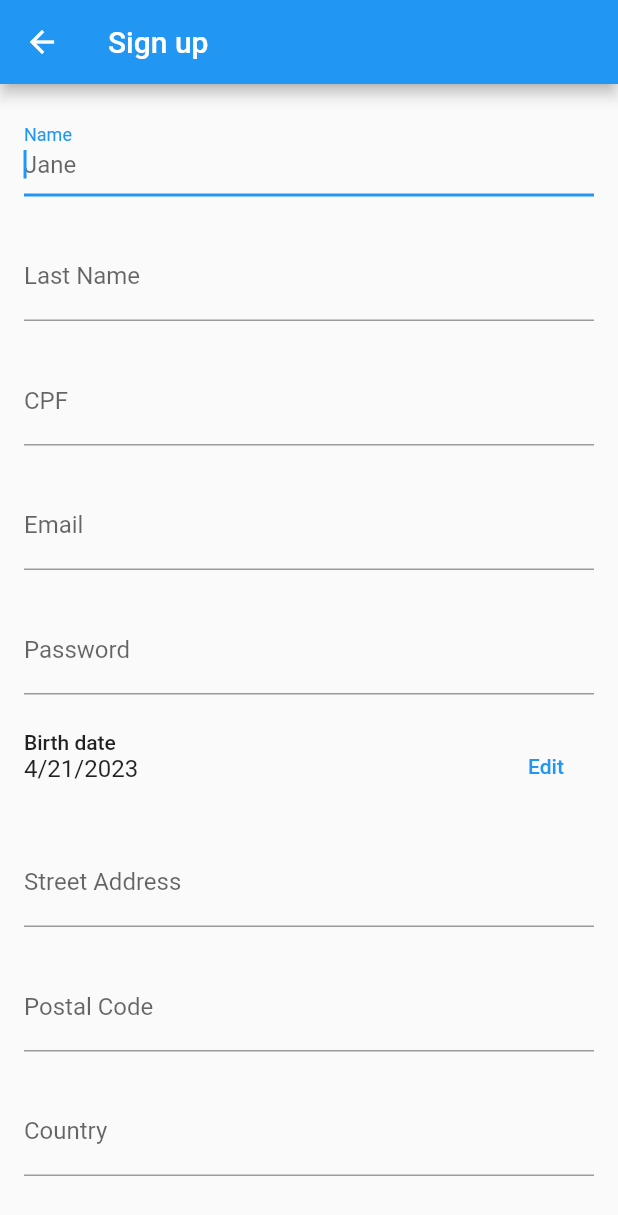
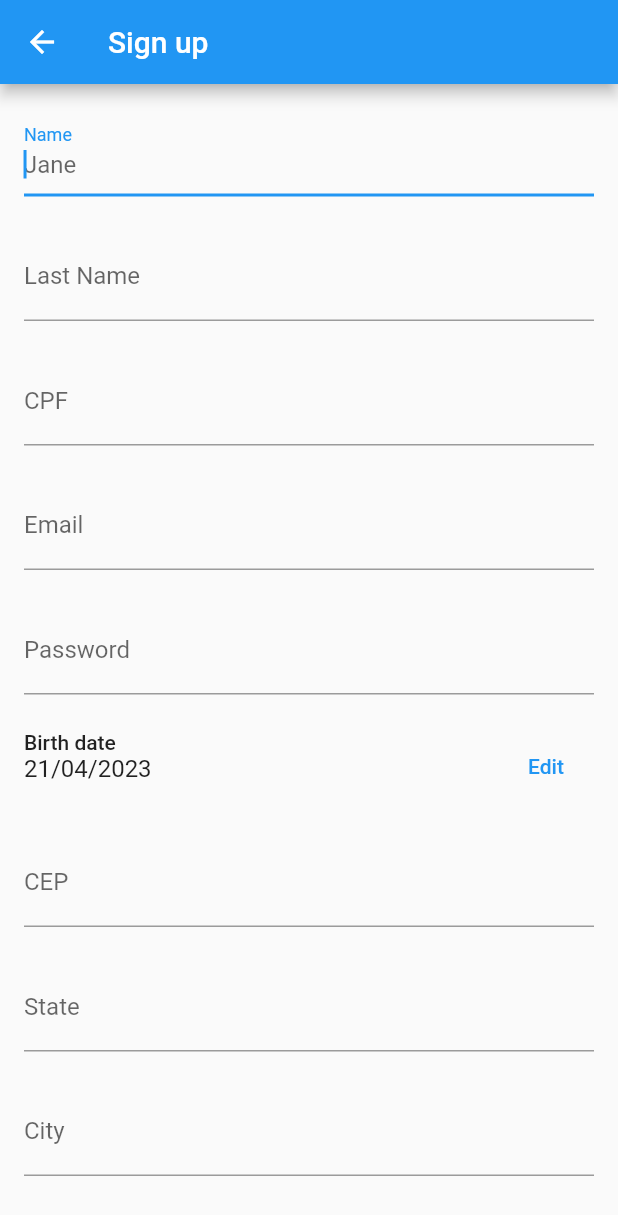
Before and after one commit to muchael/products-flutter, a Flutter app: the SignUpForm screen opened directly, on a phone screen of 412 x 824 dp. Shown: the top 1215 px of the screen. Run offline on Flutter 3.47's test engine with Material 2 defaults, Android fonts, the phone set to English and light mode, and no system bars; our stand-ins replace brasil_fields; missing offline and left inert: search_cep.

Commit message:
Cpf validation and cep search

```diff
--- a/lib/screens/sign_up_form.dart
+++ b/lib/screens/sign_up_form.dart
@@ -3,6 +3,7 @@ import 'package:flutter/material.dart';
 import 'package:flutter/services.dart';
 import 'package:brasil_fields/brasil_fields.dart';
 import 'package:intl/intl.dart' as intl;
+import 'package:search_cep/search_cep.dart';
 
 class SignUpForm extends StatefulWidget {
   const SignUpForm({super.key});
@@ -14,6 +15,61 @@ class SignUpForm extends StatefulWidget {
 class _SignUpFormState extends State<SignUpForm> {
   final _formKey = GlobalKey<FormState>();
   DateTime date = DateTime.now();
+  final nameController = TextEditingController();
+  final lastNameController = TextEditingController();
+  final cpfController = TextEditingController();
+  final emailController = TextEditingController();
+  final passwordController = TextEditingController();
+  final birthDateController = TextEditingController();
+  final cepController = TextEditingController();
+  final stateController = TextEditingController();
+  final cityController = TextEditingController();
+  final neighborhoodController = TextEditingController();
+  final streetController = TextEditingController();
+  final complementController = TextEditingController();
+
+  @override
+  void initState() {
+    super.initState();
+
+    // Start listening to changes.
+    cepController.addListener(_consultCep);
+  }
+
+  @override
+  void dispose() {
+    // Clean up the controller when the widget is removed from the widget tree.
+    nameController.dispose();
+    lastNameController.dispose();
+    cpfController.dispose();
+    emailController.dispose();
+    passwordController.dispose();
+    birthDateController.dispose();
+    cepController.dispose();
+    stateController.dispose();
+    cityController.dispose();
+    neighborhoodController.dispose();
+    streetController.dispose();
+    complementController.dispose();
+    super.dispose();
+  }
+
+  void _consultCep() async {
+    final value = cepController.text;
+
+    if (value!.length == 10) {
+      final viaCepSearchCep = ViaCepSearchCep();
+      final infoCepJSON = await viaCepSearchCep.searchInfoByCep(cep: value.replaceAll(new RegExp(r'[^0-9]'),''));
+
+      if (infoCepJSON != null) {
+        var cep = infoCepJSON.getOrElse(() => ViaCepInfo());
+        stateController.text = cep.uf!;
+        cityController.text = cep.localidade!;
+        neighborhoodController.text = cep.bairro!;
+        streetController.text = cep.logradouro!;
+      }
+    }
+  }
 
   @override
   Widget build(BuildContext context) {
@@ -31,6 +87,7 @@ class _SignUpFormState extends State<SignUpForm> {
                 children: [
                   ...[
                     TextFormField(
+                      controller: nameController,
                       autofocus: true,
                       textInputAction: TextInputAction.next,
                       decoration: const InputDecoration(
@@ -40,6 +97,7 @@ class _SignUpFormState extends State<SignUpForm> {
                       autofillHints: const [AutofillHints.givenName],
                     ),
                     TextFormField(
+                      controller: lastNameController,
                       textInputAction: TextInputAction.next,
                       decoration: const InputDecoration(
                         hintText: 'Doe',
@@ -48,6 +106,13 @@ class _SignUpFormState extends State<SignUpForm> {
                       autofillHints: const [AutofillHints.familyName],
                     ),
                     TextFormField(
+                      controller: cpfController,
+                      validator: (value) {
+                        if (!UtilBrasilFields.isCPFValido(value)) {
+                          return 'Insira um CPF válido';
+                        }
+                        return null;
+                      },
                       keyboardType: TextInputType.number,
                       textInputAction: TextInputAction.next,
                       decoration: const InputDecoration(
@@ -59,20 +124,22 @@ class _SignUpFormState extends State<SignUpForm> {
                         CpfInputFormatter(),
                       ],
                     ),
-                    const TextField(
+                    TextField(
+                      controller: emailController,
                       keyboardType: TextInputType.emailAddress,
                       textInputAction: TextInputAction.next,
-                      decoration: InputDecoration(
+                      decoration: const InputDecoration(
                         hintText: 'foo@example.com',
                         labelText: 'Email',
                       ),
                       autofillHints: [AutofillHints.email],
                     ),
-                    const TextField(
+                    TextField(
+                      controller: passwordController,
                       keyboardType: TextInputType.text,
                       textInputAction: TextInputAction.next,
                       obscureText: true,
-                      decoration: InputDecoration(
+                      decoration: const InputDecoration(
                         labelText: 'Password',
                       ),
                     ),
@@ -84,39 +151,67 @@ class _SignUpFormState extends State<SignUpForm> {
                         });
                       },
                     ),
-                    const TextField(
+                    TextFormField(
+                      controller: cepController,
+                      validator: (String? value) {
+                        if (value!.isEmpty || value.length < 10) {
+                          return 'CEP inválido';
+                        }
+                        return null;
+                      },
+                      keyboardType: TextInputType.text,
+                      textInputAction: TextInputAction.next,
+                      decoration: const InputDecoration(
+                        hintText: '85850-000',
+                        labelText: 'CEP',
+                      ),
+                      inputFormatters: [
+                        FilteringTextInputFormatter.digitsOnly,
+                        CepInputFormatter()
+                      ],
+                      autofillHints: const [AutofillHints.postalCode],
+                    ),
+                    TextField(
+                      controller: stateController,
+                      keyboardType: TextInputType.text,
+                      decoration: const InputDecoration(
+                        hintText: 'Paraná',
+                        labelText: 'State',
+                      ),
+                    ),
+                    TextField(
+                      controller: cityController,
+                      textInputAction: TextInputAction.next,
+                      decoration: const InputDecoration(
+                        hintText: 'Foz do Iguaçu',
+                        labelText: 'City',
+                      ),
+                    ),
+                    TextField(
+                      controller: neighborhoodController,
+                      textInputAction: TextInputAction.next,
+                      decoration: const InputDecoration(
+                        hintText: 'Downtown',
+                        labelText: 'Neighborhood',
+                      ),
+                    ),
+                    TextField(
+                      controller: streetController,
                       keyboardType: TextInputType.streetAddress,
                       textInputAction: TextInputAction.next,
-                      decoration: InputDecoration(
+                      decoration: const InputDecoration(
                         hintText: '123 4th Ave',
                         labelText: 'Street Address',
                       ),
                       autofillHints: [AutofillHints.streetAddressLine1],
                     ),
-                    const TextField(
-                      keyboardType: TextInputType.number,
+                    TextField(
+                      controller: complementController,
                       textInputAction: TextInputAction.next,
-                      decoration: InputDecoration(
-                        hintText: '12345',
-                        labelText: 'Postal Code',
+                      decoration: const InputDecoration(
+                        hintText: 'Apartment 2',
+                        labelText: 'Complement',
                       ),
-                      autofillHints: [AutofillHints.postalCode],
-                    ),
-                    const TextField(
-                      textInputAction: TextInputAction.next,
-                      decoration: InputDecoration(
-                        hintText: 'United States',
-                        labelText: 'Country',
-                      ),
-                      autofillHints: [AutofillHints.countryName],
-                    ),
-                    const TextField(
-                      keyboardType: TextInputType.number,
-                      decoration: InputDecoration(
-                        hintText: '1',
-                        labelText: 'Country Code',
-                      ),
-                      autofillHints: [AutofillHints.countryCode],
                     ),
                     Container(
                       height: 50,
@@ -191,7 +286,7 @@ class _FormDatePickerState extends State<_FormDatePicker> {
               style: Theme.of(context).textTheme.bodyLarge,
             ),
             Text(
-              intl.DateFormat.yMd().format(widget.date),
+              intl.DateFormat('d/MM/y').format(widget.date),
               style: Theme.of(context).textTheme.titleMedium,
             ),
           ],
@@ -203,7 +298,7 @@ class _FormDatePickerState extends State<_FormDatePicker> {
               context: context,
               initialDate: widget.date,
               firstDate: DateTime(1900),
-              lastDate: DateTime(2100),
+              lastDate: DateTime.now(),
             );
 
             // Don't change the date if the date picker returns null.
--- a/pubspec.yaml
+++ b/pubspec.yaml
@@ -48,6 +48,8 @@ dev_dependencies:
   # rules and activating additional ones.
   flutter_lints: ^2.0.0
   brasil_fields: ^1.11.0
+  http: ^0.13.5
+  search_cep: ^4.0.1
 
 # For information on the generic Dart part of this file, see the
 # following page: https://dart.dev/tools/pub/pubspec
```
